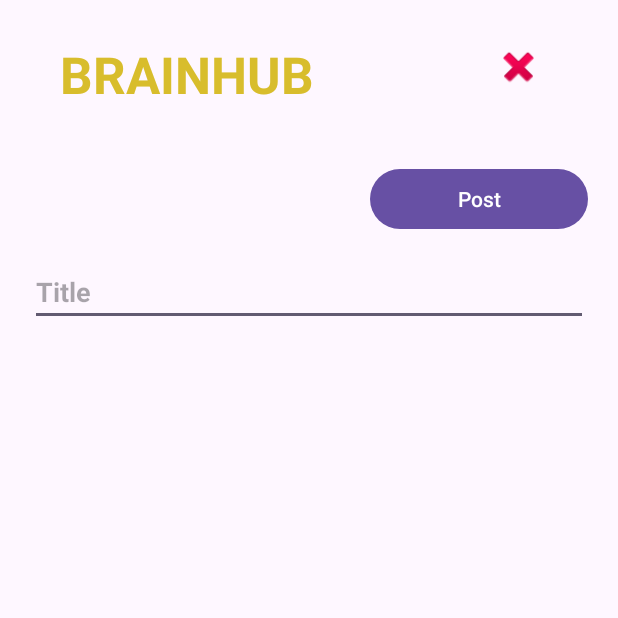
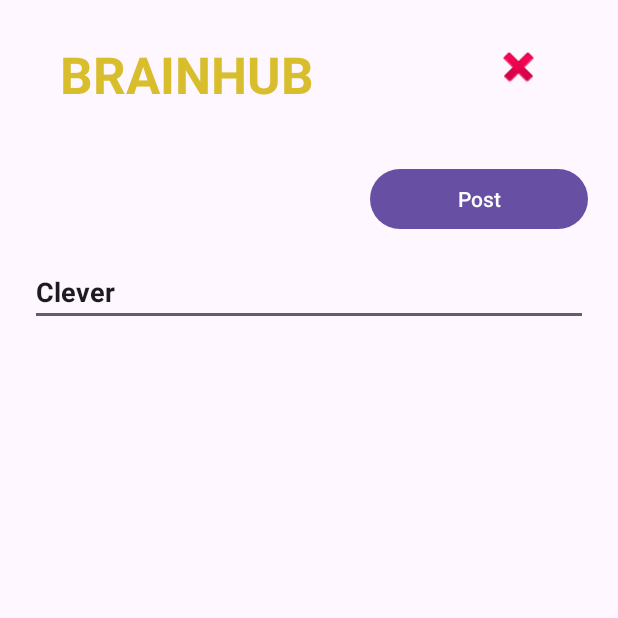
Before and after one commit to el0411/MADFinalProject, an Android app: the WordOfTheDayActivity screen opened directly, with no data from a screen before it, after a tap on "CREATE A POST", on a phone screen of 412 x 824 dp, the top half of it. Run offline under Robolectric (Android 15) with nearby library versions, the phone set to English and light mode, and no system bars.

Commit message:
Create post for the random word

```diff
--- a/app/src/main/java/com/example/brainhub/CreatePost.java
+++ b/app/src/main/java/com/example/brainhub/CreatePost.java
@@ -40,6 +40,12 @@
         deleteBtn = findViewById(R.id.imageButton);
         username = findViewById(R.id.username);
         imgView = findViewById(R.id.imageView5);
+
+        Intent intent = getIntent();
+        String randomWord = intent.getStringExtra("RANDOM_WORD");
+        if (randomWord != null) {
+            titleBar.setText(randomWord);
+        }
 
         SharedPreferences sharedPreferences = getSharedPreferences("UserPrefs", MODE_PRIVATE);
         String currentUser = sharedPreferences.getString("USERNAME", "");
--- a/app/src/main/java/com/example/brainhub/WordOfTheDayActivity.java
+++ b/app/src/main/java/com/example/brainhub/WordOfTheDayActivity.java
@@ -59,6 +59,7 @@
     private void setupClickListeners() {
         btnCreatePost.setOnClickListener(v -> {
             Intent intent = new Intent(WordOfTheDayActivity.this, CreatePost.class);
+            intent.putExtra("RANDOM_WORD", tvWord.getText().toString());
             createPostLauncher.launch(intent);
         });
 
```
